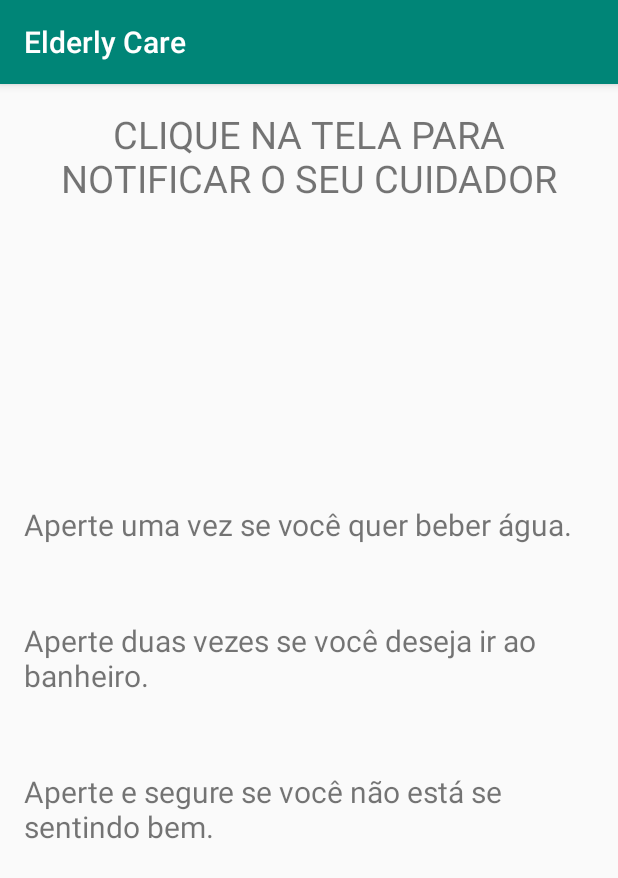
After one commit to JonasLopesdoO/Elderly-Care, an Android app: the IdosoNotificarActivity screen opened directly, with no data from a screen before it, on a phone screen of 412 x 824 dp. The commit adds this screen. Shown: the top 878 px of the screen. Run offline under Robolectric (Android 15) with nearby library versions, the phone set to English and light mode, and no system bars.

Commit message:
telas criadas
restante das funcionalidades por desenvolver

```diff
--- /dev/null
+++ b/app/src/main/java/com/ufc/quixada/elderlycare/IdosoNotificarActivity.java
@@ -0,0 +1,13 @@
+package com.ufc.quixada.elderlycare;
+
+import android.support.v7.app.AppCompatActivity;
+import android.os.Bundle;
+
+public class IdosoNotificarActivity extends AppCompatActivity {
+
+    @Override
+    protected void onCreate(Bundle savedInstanceState) {
+        super.onCreate(savedInstanceState);
+        setContentView(R.layout.activity_idoso_notificar);
+    }
+}
--- /dev/null
+++ b/app/src/main/res/layout/activity_idoso_notificar.xml
@@ -0,0 +1,48 @@
+<?xml version="1.0" encoding="utf-8"?>
+<LinearLayout
+        xmlns:android="http://schemas.android.com/apk/res/android"
+        xmlns:tools="http://schemas.android.com/tools"
+        xmlns:app="http://schemas.android.com/apk/res-auto"
+        android:id="@+id/layoutMain"
+        android:layout_width="match_parent"
+        android:layout_height="match_parent"
+        android:layout_marginTop="16dp"
+        android:layout_marginBottom="16dp"
+        android:layout_marginLeft="16dp"
+        android:layout_marginRight="16dp"
+        android:orientation="vertical"
+        tools:context=".IdosoNotificarActivity">
+
+    <TextView
+            android:id="@+id/textTitle"
+            android:layout_width="match_parent"
+            android:layout_height="wrap_content"
+            android:gravity="center"
+            android:text="CLIQUE NA TELA PARA NOTIFICAR O SEU CUIDADOR"
+            android:textSize="25sp"/>
+
+    <TextView
+            android:id="@+id/txtNotificacao1"
+            android:layout_width="match_parent"
+            android:layout_height="wrap_content"
+            android:layout_marginTop="200dp"
+            android:text="Aperte uma vez se você quer beber água."
+            android:textSize="20sp"/>
+
+    <TextView
+            android:id="@+id/txtNotificacao2"
+            android:layout_width="match_parent"
+            android:layout_height="wrap_content"
+            android:layout_marginTop="50dp"
+            android:text="Aperte duas vezes se você deseja ir ao banheiro."
+            android:textSize="20sp"/>
+
+    <TextView
+            android:id="@+id/txtNotificacao3"
+            android:layout_width="match_parent"
+            android:layout_height="wrap_content"
+            android:layout_marginTop="50dp"
+            android:text="Aperte e segure se você não está se sentindo bem."
+            android:textSize="20sp"/>
+
+</LinearLayout>
```
Also changed, not shown: app/src/main/AndroidManifest.xml (+14 -6 lines), app/src/main/java/com/ufc/quixada/elderlycare/CuidadorActivity.java (added, +13 -0 lines), app/src/main/java/com/ufc/quixada/elderlycare/CuidadorAguardarActivity.java (added, +13 -0 lines), app/src/main/java/com/ufc/quixada/elderlycare/IdosoActivity.java (added, +45 -0 lines), app/src/main/java/com/ufc/quixada/elderlycare/MainActivity.java (+21 -42 lines), app/src/main/res/layout/activity_cuidador.xml (added, +56 -0 lines), app/src/main/res/layout/activity_cuidador_aguardar.xml (added, +25 -0 lines), app/src/main/res/layout/activity_idoso.xml (added, +52 -0 lines), app/src/main/res/layout/activity_main.xml (+30 -4 lines), app/src/main/res/drawable-v24/sino.png (added).
